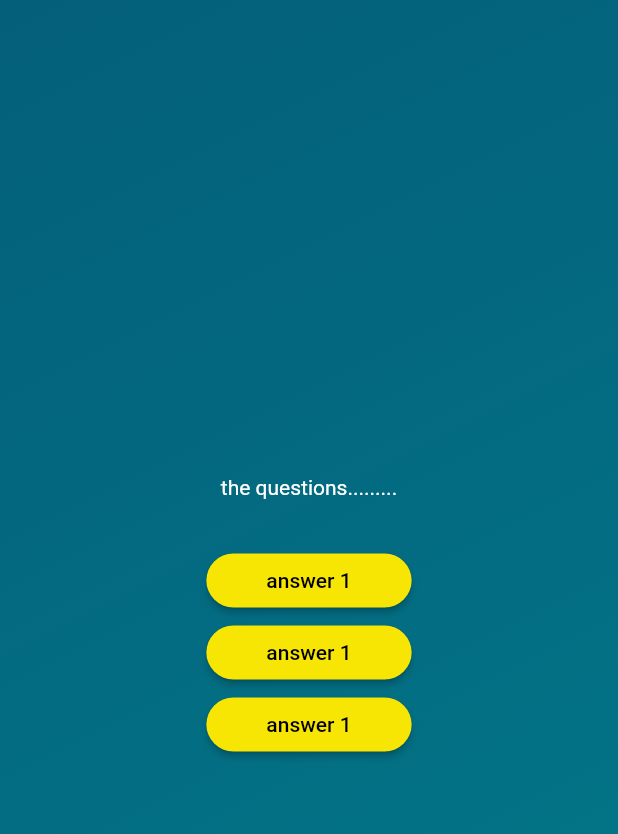
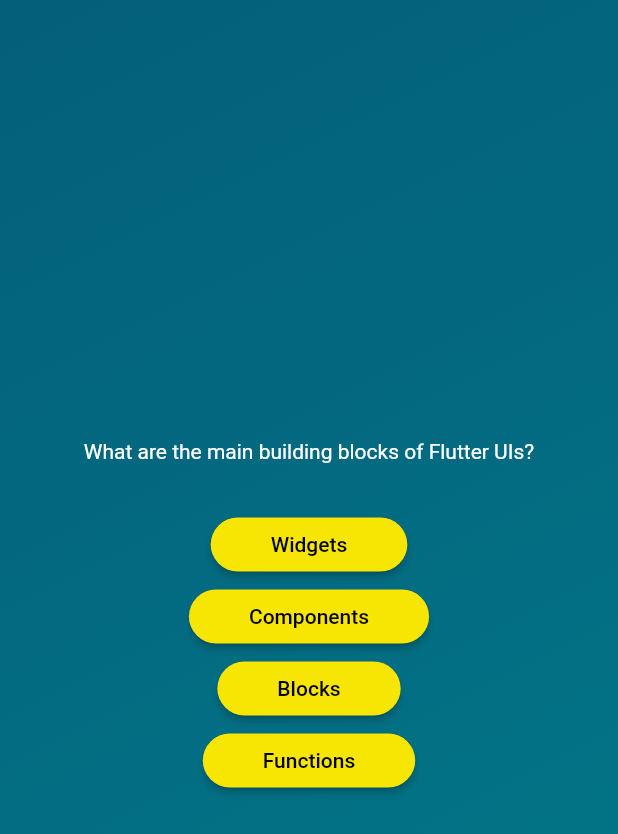
Before and after one commit to bnthurre/Quiz-app-flutter, a Flutter app: the screen it shows after launch, after a tap on "Start Quiz", on a phone screen of 412 x 824 dp. Shown: the top 834 px of the screen. Run offline on Flutter 3.47's test engine with Material 2 defaults, Android fonts, the phone set to English and light mode, and no system bars.

Commit message:
accesing list elements

```diff
--- a/lib/answer_button.dart
+++ b/lib/answer_button.dart
@@ -16,8 +16,8 @@ class AnswerButton extends StatelessWidget {
         onPressed: onTap,
         style: ElevatedButton.styleFrom(
             padding: const EdgeInsets.symmetric(vertical: 10, horizontal: 40),
-            backgroundColor: Color.fromARGB(255, 247, 230, 3),
-            foregroundColor: Color.fromARGB(255, 0, 0, 0),
+            backgroundColor: const Color.fromARGB(255, 247, 230, 3),
+            foregroundColor: const Color.fromARGB(255, 0, 0, 0),
             shape: RoundedRectangleBorder(
                 borderRadius: BorderRadius.circular(40))),
         child: Text(answerText));
--- a/lib/questions_screen.dart
+++ b/lib/questions_screen.dart
@@ -1,5 +1,6 @@
 import 'package:flutter/material.dart';
 import 'package:quiz_app/answer_button.dart';
+import 'package:quiz_app/data/questions.dart';
 
 class QuestionsScreen extends StatefulWidget {
   const QuestionsScreen({super.key});
@@ -11,6 +12,7 @@ class QuestionsScreen extends StatefulWidget {
 }
 
 class _QuestionsScreen extends State<QuestionsScreen> {
+  final currentquestion = questions[0];
   @override
   Widget build(context) {
     return SizedBox(
@@ -18,16 +20,17 @@ class _QuestionsScreen extends State<QuestionsScreen> {
       child: Column(
         mainAxisAlignment: MainAxisAlignment.center,
         children: [
-          const Text(
-            'the questions.........',
-            style: TextStyle(color: Color.fromARGB(255, 255, 255, 255)),
+          Text(
+            currentquestion.text,
+            style: const TextStyle(color: Color.fromARGB(255, 255, 255, 255)),
           ),
           const SizedBox(
             height: 30,
           ),
-          AnswerButton(answerText: 'answer 1', onTap: () {}),
-          AnswerButton(answerText: 'answer 1', onTap: () {}),
-          AnswerButton(answerText: 'answer 1', onTap: () {}),
+          AnswerButton(answerText: currentquestion.answers[0], onTap: () {}),
+          AnswerButton(answerText: currentquestion.answers[1], onTap: () {}),
+          AnswerButton(answerText: currentquestion.answers[2], onTap: () {}),
+          AnswerButton(answerText: currentquestion.answers[3], onTap: () {}),
         ],
       ),
     );
```
Also changed, not shown: 1 other file.
